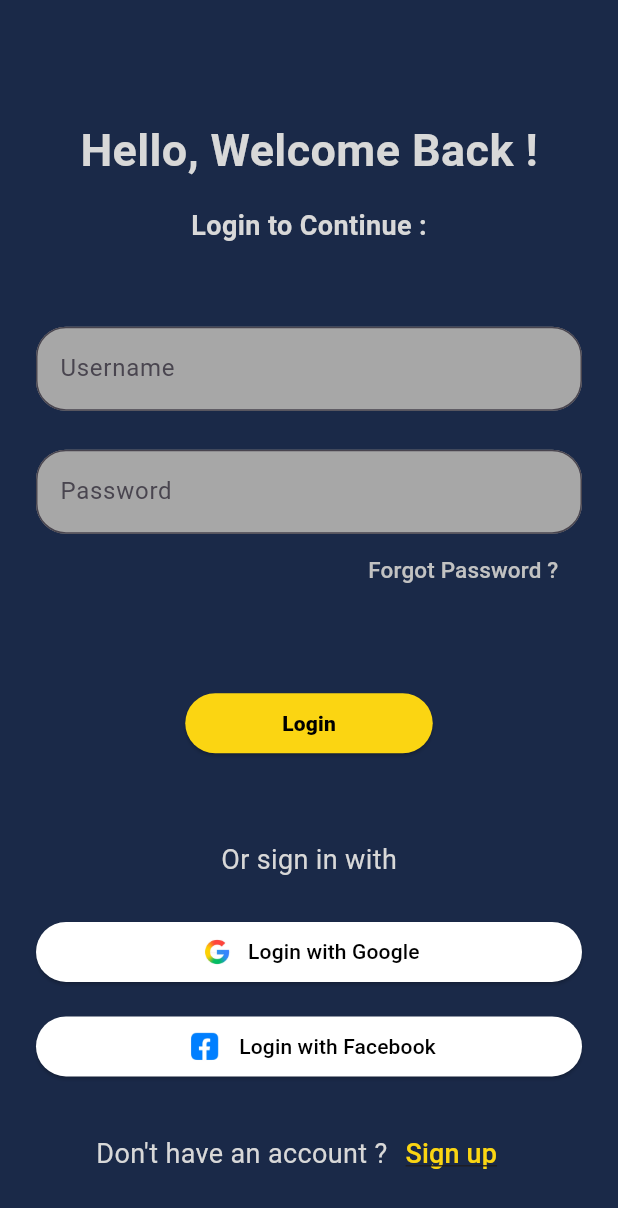
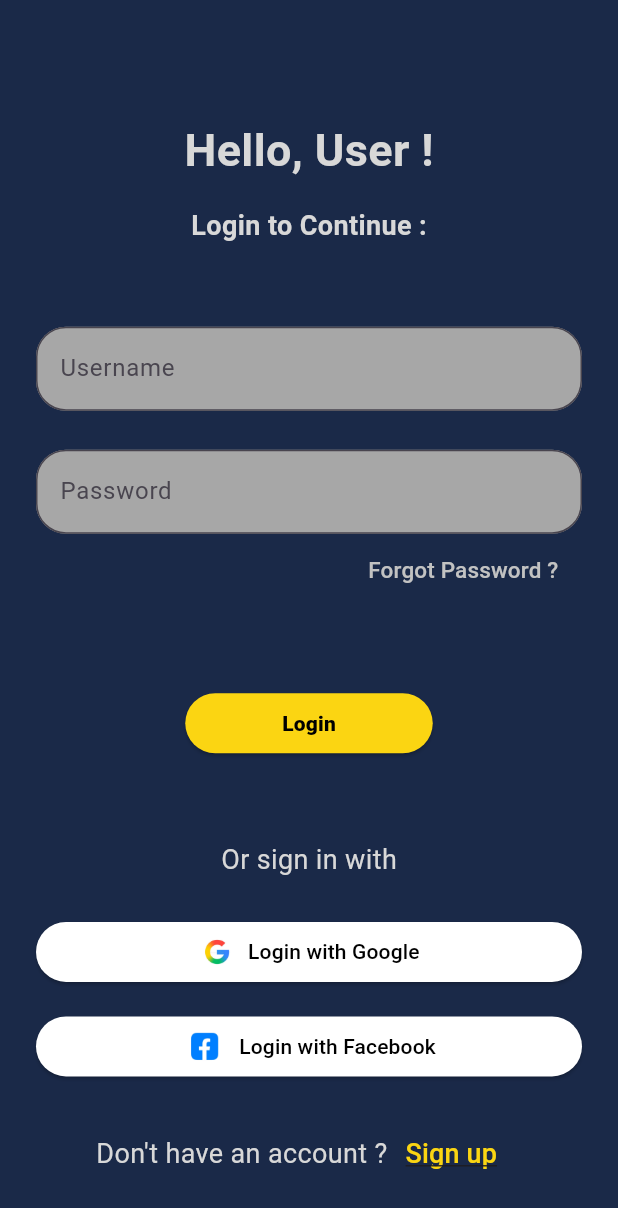
Before and after one commit to anmol-sarin/Flutter-Projects, a Flutter app: the screen it shows after launch, on a phone screen of 412 x 824 dp. Shown: the top 1208 px of the screen. Run offline on Flutter 3.47's test engine with Material 3 defaults, Android fonts, the phone set to English and light mode, and no system bars.

Commit message:
5th commit4

```diff
--- a/lib/pages/loginPage.dart
+++ b/lib/pages/loginPage.dart
@@ -19,7 +19,7 @@ class LoginPage extends StatelessWidget{
               Column(
                 children: [
                 Spacer(),
-                Text("Hello, Welcome Back !",
+                Text("Hello, User !",
                   style:TextStyle(
                   fontSize:30,
                   fontWeight:FontWeight.bold,
```
